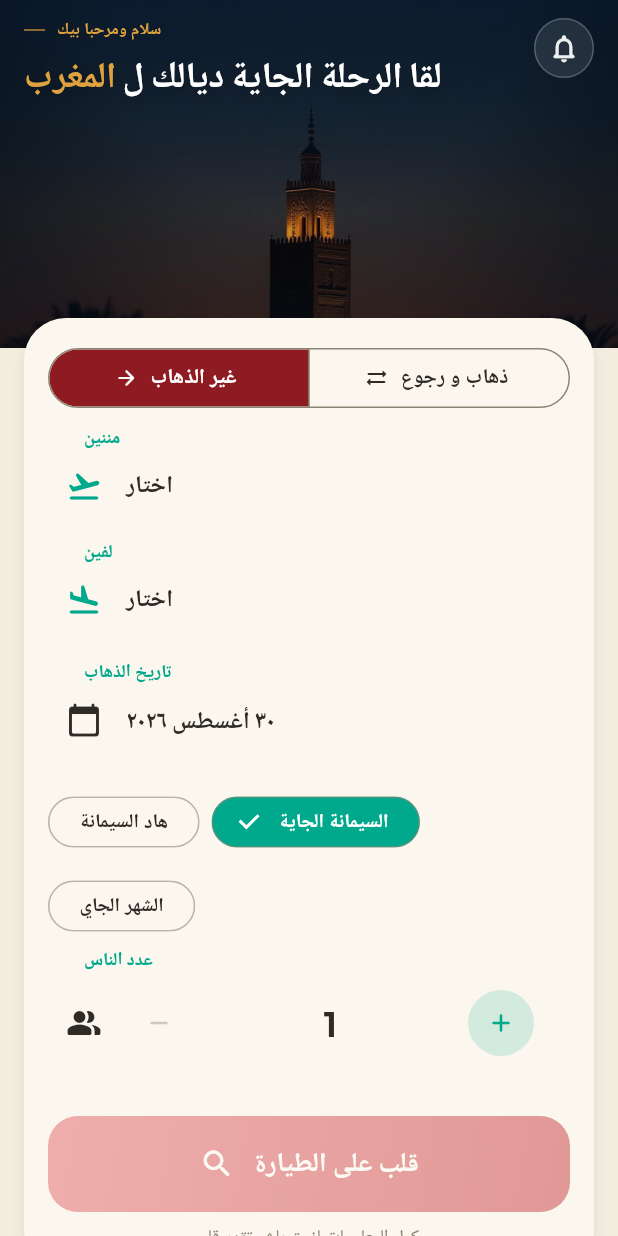
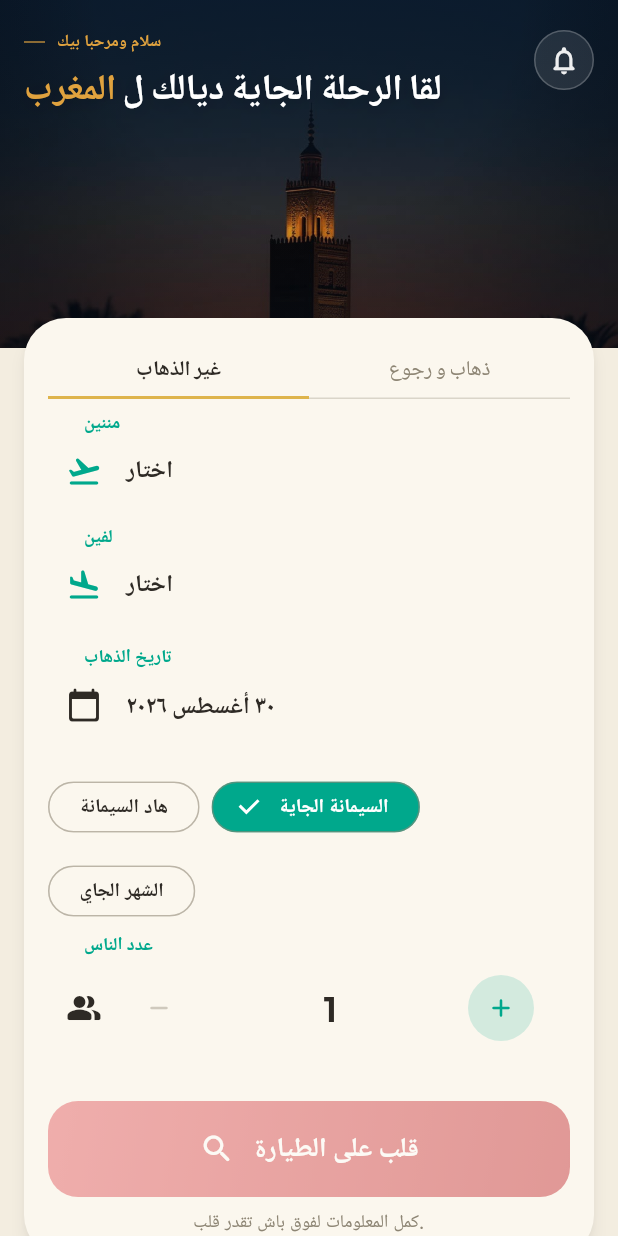
Before and after one commit to bakr1100-cyber/Bakr, a Flutter app: the SearchFormScreen screen opened directly, on a phone screen of 412 x 824 dp. Run offline on Flutter 3.47's test engine with Material 3 defaults, Android fonts, the phone set to English and light mode, and no system bars; our stand-ins replace audioplayers, firebase_core, firebase_messaging, flutter_local_notifications, flutter_tts, shared_preferences and 2 more; missing offline and left inert: dart:html, dart:js_interop, record; accounts and stored records are empty.

Commit message:
Restyle trip-type tabs to match the mockup, give the header more top breathing room
The trip-type control was a stock Material SegmentedButton, which fills
the selected segment with a bold color (the app's flag-red secondary) -
next to nothing like the mockup's plain text tabs with a thin gold
underline, and the biggest visual outlier when compared side by side
against the target. Replaced with two understated tabs styled that way.

Also increases the header's top padding (12px -> 20px) - on a browser
viewport with no OS status bar to reserve space, the greeting line was
sitting right at the very top edge.

155/155 tests passing, flutter analyze clean (2 pre-existing infos only).

```diff
--- a/lib/screens/search/search_form_screen.dart
+++ b/lib/screens/search/search_form_screen.dart
@@ -197,24 +197,64 @@ class _TripTypeSelector extends StatelessWidget {
   @override
   Widget build(BuildContext context) {
     final t = AppLocalizations.of(context).t;
-    return SegmentedButton<TripType>(
-      segments: [
-        ButtonSegment(
-          value: TripType.oneWay,
-          label: Text(t('oneWay')),
-          icon: const Icon(Icons.arrow_forward_rounded, size: 16),
+    final theme = Theme.of(context);
+    return DecoratedBox(
+      decoration: BoxDecoration(
+        border: Border(bottom: BorderSide(color: theme.dividerColor.withValues(alpha: 0.3))),
+      ),
+      child: Row(
+        children: [
+          _TripTypeTab(
+            label: t('oneWay'),
+            selected: tripType == TripType.oneWay,
+            onTap: () => onChanged(TripType.oneWay),
+          ),
+          _TripTypeTab(
+            label: t('roundTrip'),
+            selected: tripType == TripType.roundTrip,
+            onTap: () => onChanged(TripType.roundTrip),
+          ),
+        ],
+      ),
+    );
+  }
+}
+
+/// A single understated text tab, gold-underlined when selected - the
+/// design mockup's tab style (plain labels, a thin colored indicator),
+/// not a heavy filled segmented control.
+class _TripTypeTab extends StatelessWidget {
+  const _TripTypeTab({required this.label, required this.selected, required this.onTap});
+
+  final String label;
+  final bool selected;
+  final VoidCallback onTap;
+
+  @override
+  Widget build(BuildContext context) {
+    final theme = Theme.of(context);
+    return Expanded(
+      child: InkWell(
+        onTap: onTap,
+        child: Container(
+          padding: const EdgeInsets.symmetric(vertical: AppSpacing.sm),
+          decoration: BoxDecoration(
+            border: Border(
+              bottom: BorderSide(
+                color: selected ? AppColors.moroccoGold : Colors.transparent,
+                width: 2,
+              ),
+            ),
+          ),
+          child: Text(
+            label,
+            textAlign: TextAlign.center,
+            style: theme.textTheme.titleSmall?.copyWith(
+              fontWeight: selected ? FontWeight.w700 : FontWeight.w500,
+              color: selected ? theme.colorScheme.onSurface : theme.colorScheme.onSurfaceVariant,
+            ),
+          ),
         ),
-        ButtonSegment(
-          value: TripType.roundTrip,
-          label: Text(t('roundTrip')),
-          icon: const Icon(Icons.sync_alt_rounded, size: 16),
-        ),
-      ],
-      selected: {tripType},
-      showSelectedIcon: false,
-      onSelectionChanged: (selection) => onChanged(selection.first),
-      style: SegmentedButton.styleFrom(
-        minimumSize: const Size.fromHeight(44),
       ),
     );
   }
--- a/lib/widgets/city_hero_header.dart
+++ b/lib/widgets/city_hero_header.dart
@@ -84,7 +84,7 @@ class CityHeroHeader extends StatelessWidget {
             bottom: false,
             child: Padding(
               padding: const EdgeInsets.fromLTRB(
-                  AppSpacing.lg, AppSpacing.md, AppSpacing.lg, AppSpacing.lg),
+                  AppSpacing.lg, AppSpacing.xl, AppSpacing.lg, AppSpacing.lg),
               child: Row(
                 crossAxisAlignment: CrossAxisAlignment.start,
                 children: [
```
